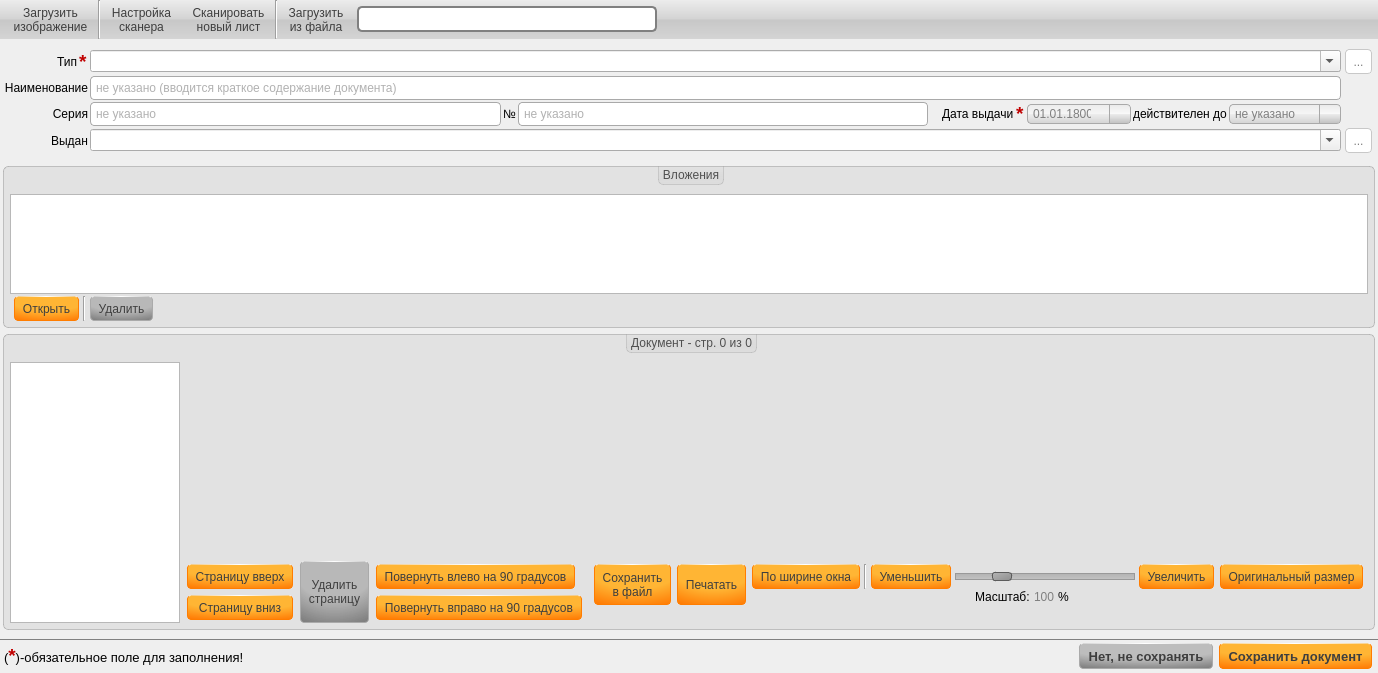
Before: the Qt Designer form DocWidgets/widgets/electrodoc_v2.ui in Eveler/cpp_libs, drawn with Qt 5.
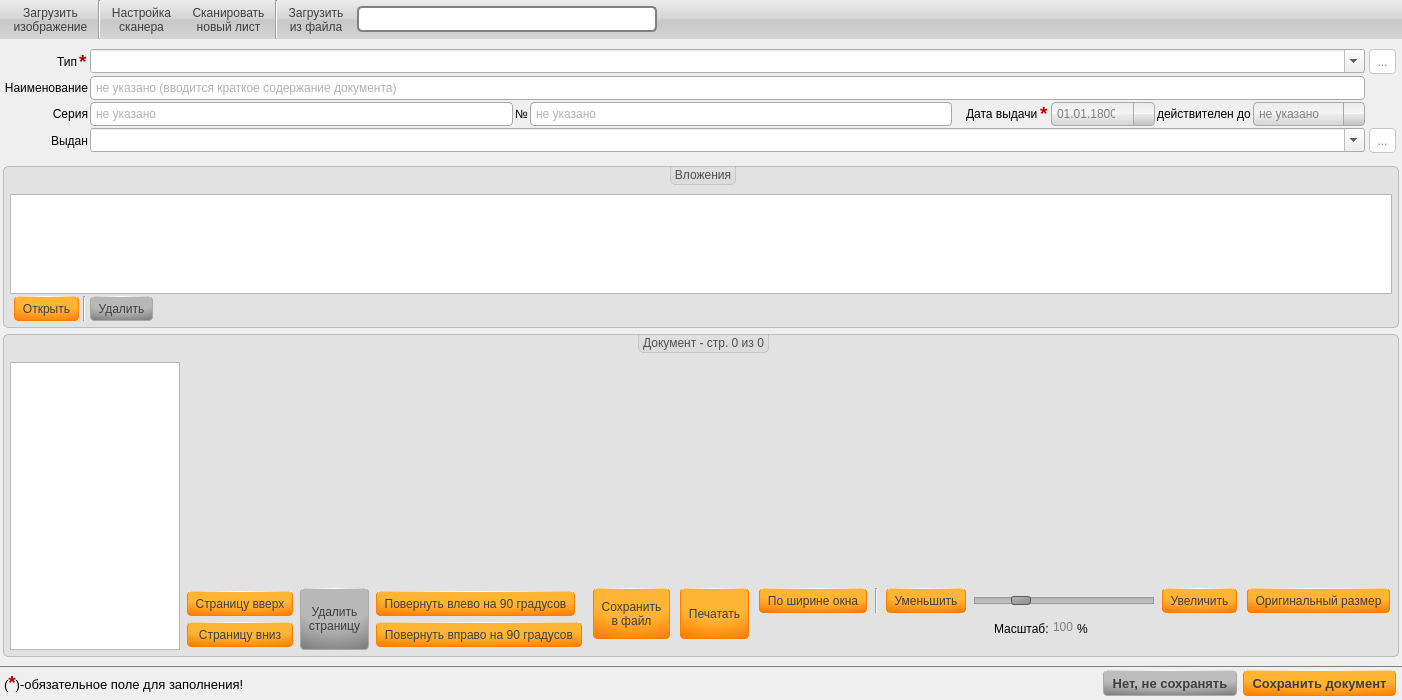
After: the same form once the commit is applied. Icons and pictures are not drawn.

```diff
--- a/DocWidgets/widgets/electrodoc_v2.ui
+++ b/DocWidgets/widgets/electrodoc_v2.ui
@@ -6,8 +6,8 @@
    <rect>
     <x>0</x>
     <y>0</y>
-    <width>916</width>
-    <height>673</height>
+    <width>900</width>
+    <height>700</height>
    </rect>
   </property>
   <property name="windowTitle">
@@ -490,6 +490,7 @@
 	border: 1px solid darkgray;
 	border-radius: 4px;
 	padding: 1px 18px 1px 3px;
+	min-height: 20px;
 	color: gray;
 	background-color: qlineargradient(spread:pad, x1:0, y1:0, x2:0, y2:1, stop:0 rgba(231, 231, 231, 92), stop:0.481 rgba(255, 255, 255, 92), stop:0.52 rgba(230, 230, 230, 91), stop:1 rgba(164, 164, 164, 92));
 }
@@ -767,6 +768,12 @@
       </property>
       <item row="0" column="2" colspan="9">
        <widget class="QComboBox" name="cBox_DocType">
+        <property name="minimumSize">
+         <size>
+          <width>0</width>
+          <height>24</height>
+         </size>
+        </property>
         <property name="editable">
          <bool>true</bool>
         </property>
@@ -811,7 +818,7 @@
         <property name="minimumSize">
          <size>
           <width>101</width>
-          <height>0</height>
+          <height>24</height>
          </size>
         </property>
         <property name="specialValueText">
@@ -851,7 +858,7 @@
         <property name="minimumSize">
          <size>
           <width>103</width>
-          <height>0</height>
+          <height>24</height>
          </size>
         </property>
         <property name="specialValueText">
@@ -878,6 +885,12 @@
       </item>
       <item row="3" column="2" colspan="9">
        <widget class="QComboBox" name="cBox_DocAgency">
+        <property name="minimumSize">
+         <size>
+          <width>0</width>
+          <height>24</height>
+         </size>
+        </property>
         <property name="editable">
          <bool>true</bool>
         </property>
@@ -1159,6 +1172,41 @@
          <property name="spacing">
           <number>2</number>
          </property>
+         <item row="0" column="0" rowspan="3">
+          <widget class="QListWidget" name="lWgt_Pages">
+           <property name="minimumSize">
+            <size>
+             <width>170</width>
+             <height>0</height>
+            </size>
+           </property>
+           <property name="maximumSize">
+            <size>
+             <width>170</width>
+             <height>16777215</height>
+            </size>
+           </property>
+           <property name="editTriggers">
+            <set>QAbstractItemView::NoEditTriggers</set>
+           </property>
+          </widget>
+         </item>
+         <item row="2" column="3">
+          <spacer name="verticalSpacer">
+           <property name="orientation">
+            <enum>Qt::Vertical</enum>
+           </property>
+           <property name="sizeType">
+            <enum>QSizePolicy::Preferred</enum>
+           </property>
+           <property name="sizeHint" stdset="0">
+            <size>
+             <width>20</width>
+             <height>1</height>
+            </size>
+           </property>
+          </spacer>
+         </item>
          <item row="1" column="1" rowspan="2">
           <widget class="QWidget" name="wgt_PageEdit" native="true">
            <property name="sizePolicy">
@@ -1183,19 +1231,6 @@
             <property name="spacing">
              <number>0</number>
             </property>
-            <item row="0" column="3">
-             <spacer name="horizontalSpacer_5">
-              <property name="orientation">
-               <enum>Qt::Horizontal</enum>
-              </property>
-              <property name="sizeHint" stdset="0">
-               <size>
-                <width>20</width>
-                <height>20</height>
-               </size>
-              </property>
-             </spacer>
-            </item>
             <item row="0" column="0">
              <widget class="QWidget" name="widget_4" native="true">
               <layout class="QGridLayout" name="gridLayout_9">
@@ -1350,29 +1385,10 @@
            </layout>
           </widget>
          </item>
-         <item row="0" column="0" rowspan="3">
-          <widget class="QListWidget" name="lWgt_Pages">
-           <property name="minimumSize">
-            <size>
-             <width>170</width>
-             <height>0</height>
-            </size>
-           </property>
-           <property name="maximumSize">
-            <size>
-             <width>170</width>
-             <height>16777215</height>
-            </size>
-           </property>
-           <property name="editTriggers">
-            <set>QAbstractItemView::NoEditTriggers</set>
-           </property>
-          </widget>
-         </item>
-         <item row="1" column="2">
+         <item row="1" column="3">
           <widget class="QWidget" name="wgt_Zoom" native="true">
            <property name="sizePolicy">
-            <sizepolicy hsizetype="Preferred" vsizetype="Fixed">
+            <sizepolicy hsizetype="Fixed" vsizetype="Fixed">
              <horstretch>0</horstretch>
              <verstretch>0</verstretch>
             </sizepolicy>
@@ -1382,24 +1398,105 @@
            </property>
            <layout class="QGridLayout" name="gridLayout_8">
             <property name="leftMargin">
-             <number>3</number>
+             <number>0</number>
             </property>
             <property name="topMargin">
-             <number>3</number>
+             <number>0</number>
             </property>
             <property name="rightMargin">
-             <number>3</number>
+             <number>0</number>
             </property>
             <property name="bottomMargin">
-             <number>3</number>
-            </property>
-            <property name="horizontalSpacing">
-             <number>2</number>
-            </property>
-            <property name="verticalSpacing">
              <number>0</number>
             </property>
-            <item row="0" column="6">
+            <item row="0" column="0" rowspan="2">
+             <widget class="QToolButton" name="tBt_SaveFile">
+              <property name="sizePolicy">
+               <sizepolicy hsizetype="Fixed" vsizetype="Preferred">
+                <horstretch>0</horstretch>
+                <verstretch>0</verstretch>
+               </sizepolicy>
+              </property>
+              <property name="text">
+               <string>Сохранить
+в файл</string>
+              </property>
+              <property name="autoRaise">
+               <bool>true</bool>
+              </property>
+             </widget>
+            </item>
+            <item row="0" column="1" rowspan="2">
+             <widget class="QToolButton" name="tBt_Print">
+              <property name="sizePolicy">
+               <sizepolicy hsizetype="Fixed" vsizetype="Preferred">
+                <horstretch>0</horstretch>
+                <verstretch>0</verstretch>
+               </sizepolicy>
+              </property>
+              <property name="text">
+               <string>Печатать</string>
+              </property>
+              <property name="icon">
+               <iconset resource="electrodoc_icons.qrc">
+                <normaloff>:/icons/fileprint.png</normaloff>:/icons/fileprint.png</iconset>
+              </property>
+              <property name="toolButtonStyle">
+               <enum>Qt::ToolButtonTextUnderIcon</enum>
+              </property>
+             </widget>
+            </item>
+            <item row="0" column="2">
+             <widget class="QToolButton" name="tBt_FitWidth">
+              <property name="toolTip">
+               <string>По ширине окна</string>
+              </property>
+              <property name="text">
+               <string>По ширине окна</string>
+              </property>
+              <property name="icon">
+               <iconset resource="electrodoc_icons.qrc">
+                <normaloff>:/icons/old-zoom-best-fit.png</normaloff>:/icons/old-zoom-best-fit.png</iconset>
+              </property>
+              <property name="iconSize">
+               <size>
+                <width>24</width>
+                <height>24</height>
+               </size>
+              </property>
+             </widget>
+            </item>
+            <item row="0" column="3">
+             <widget class="Line" name="line">
+              <property name="orientation">
+               <enum>Qt::Vertical</enum>
+              </property>
+             </widget>
+            </item>
+            <item row="0" column="4">
+             <widget class="QToolButton" name="tBt_ZoomOut">
+              <property name="toolTip">
+               <string>Уменьшить</string>
+              </property>
+              <property name="text">
+               <string>Уменьшить</string>
+              </property>
+              <property name="icon">
+               <iconset resource="electrodoc_icons.qrc">
+                <normaloff>:/icons/old-zoom-out.png</normaloff>:/icons/old-zoom-out.png</iconset>
+              </property>
+              <property name="iconSize">
+               <size>
+                <width>24</width>
+                <height>24</height>
+               </size>
+              </property>
+              <property name="autoRaise">
+               <bool>true</bool>
+              </property>
+             </widget>
+            </item>
+            <item row="0" column="5">
              <widget class="QSlider" name="hSlider_Scale">
               <property name="minimumSize">
                <size>
@@ -1460,30 +1557,7 @@
               </property>
              </widget>
             </item>
-            <item row="0" column="5">
-             <widget class="QToolButton" name="tBt_ZoomOut">
-              <property name="toolTip">
-               <string>Уменьшить</string>
-              </property>
-              <property name="text">
-               <string>Уменьшить</string>
-              </property>
-              <property name="icon">
-               <iconset resource="electrodoc_icons.qrc">
-                <normaloff>:/icons/old-zoom-out.png</normaloff>:/icons/old-zoom-out.png</iconset>
-              </property>
-              <property name="iconSize">
-               <size>
-                <width>24</width>
-                <height>24</height>
-               </size>
-              </property>
-              <property name="autoRaise">
-               <bool>true</bool>
-              </property>
-             </widget>
-            </item>
-            <item row="0" column="7">
+            <item row="0" column="6">
              <widget class="QToolButton" name="tBt_ZoomIn">
               <property name="toolTip">
                <string>Увеличить</string>
@@ -1506,7 +1580,27 @@
               </property>
              </widget>
             </item>
-            <item row="1" column="6">
+            <item row="0" column="7">
+             <widget class="QToolButton" name="tBt_OriginalZoom">
+              <property name="toolTip">
+               <string>Оригинальный размер</string>
+              </property>
+              <property name="text">
+               <string>Оригинальный размер</string>
+              </property>
+              <property name="icon">
+               <iconset resource="electrodoc_icons.qrc">
+                <normaloff>:/icons/old-zoom-original.png</normaloff>:/icons/old-zoom-original.png</iconset>
+              </property>
+              <property name="iconSize">
+               <size>
+                <width>24</width>
+                <height>24</height>
+               </size>
+              </property>
+             </widget>
+            </item>
+            <item row="1" column="5">
              <widget class="QWidget" name="widget_3" native="true">
               <property name="sizePolicy">
                <sizepolicy hsizetype="Preferred" vsizetype="Fixed">
@@ -1610,110 +1704,10 @@
               </layout>
              </widget>
             </item>
-            <item row="0" column="4">
-             <widget class="Line" name="line">
-              <property name="orientation">
-               <enum>Qt::Vertical</enum>
-              </property>
-             </widget>
-            </item>
-            <item row="0" column="3">
-             <widget class="QToolButton" name="tBt_FitWidth">
-              <property name="toolTip">
-               <string>По ширине окна</string>
-              </property>
-              <property name="text">
-               <string>По ширине окна</string>
-              </property>
-              <property name="icon">
-               <iconset resource="electrodoc_icons.qrc">
-                <normaloff>:/icons/old-zoom-best-fit.png</normaloff>:/icons/old-zoom-best-fit.png</iconset>
-              </property>
-              <property name="iconSize">
-               <size>
-                <width>24</width>
-                <height>24</height>
-               </size>
-              </property>
-             </widget>
-            </item>
-            <item row="0" column="8">
-             <widget class="QToolButton" name="tBt_OriginalZoom">
-              <property name="toolTip">
-               <string>Оригинальный размер</string>
-              </property>
-              <property name="text">
-               <string>Оригинальный размер</string>
-              </property>
-              <property name="icon">
-               <iconset resource="electrodoc_icons.qrc">
-                <normaloff>:/icons/old-zoom-original.png</normaloff>:/icons/old-zoom-original.png</iconset>
-              </property>
-              <property name="iconSize">
-               <size>
-                <width>24</width>
-                <height>24</height>
-               </size>
-              </property>
-             </widget>
-            </item>
-            <item row="0" column="2" rowspan="2">
-             <widget class="QToolButton" name="tBt_Print">
-              <property name="sizePolicy">
-               <sizepolicy hsizetype="Fixed" vsizetype="Preferred">
-                <horstretch>0</horstretch>
-                <verstretch>0</verstretch>
-               </sizepolicy>
-              </property>
-              <property name="text">
-               <string>Печатать</string>
-              </property>
-              <property name="icon">
-               <iconset resource="electrodoc_icons.qrc">
-                <normaloff>:/icons/fileprint.png</normaloff>:/icons/fileprint.png</iconset>
-              </property>
-              <property name="toolButtonStyle">
-               <enum>Qt::ToolButtonTextUnderIcon</enum>
-              </property>
-             </widget>
-            </item>
-            <item row="0" column="1" rowspan="2">
-             <widget class="QToolButton" name="tBt_SaveFile">
-              <property name="sizePolicy">
-               <sizepolicy hsizetype="Fixed" vsizetype="Preferred">
-                <horstretch>0</horstretch>
-                <verstretch>0</verstretch>
-               </sizepolicy>
-              </property>
-              <property name="text">
-               <string>Сохранить
-в файл</string>
-              </property>
-              <property name="autoRaise">
-               <bool>true</bool>
-              </property>
-             </widget>
-            </item>
            </layout>
           </widget>
          </item>
-         <item row="2" column="2">
-          <spacer name="verticalSpacer">
-           <property name="orientation">
-            <enum>Qt::Vertical</enum>
-           </property>
-           <property name="sizeType">
-            <enum>QSizePolicy::Preferred</enum>
-           </property>
-           <property name="sizeHint" stdset="0">
-            <size>
-             <width>20</width>
-             <height>1</height>
-            </size>
-           </property>
-          </spacer>
-         </item>
-         <item row="0" column="1" colspan="2">
+         <item row="0" column="1" colspan="3">
           <widget class="QWidget" name="wgt_Pages" native="true">
            <property name="sizePolicy">
             <sizepolicy hsizetype="Expanding" vsizetype="Expanding">
@@ -1723,6 +1717,19 @@
            </property>
           </widget>
          </item>
+         <item row="1" column="2">
+          <spacer name="horizontalSpacer_5">
+           <property name="orientation">
+            <enum>Qt::Horizontal</enum>
+           </property>
+           <property name="sizeHint" stdset="0">
+            <size>
+             <width>20</width>
+             <height>20</height>
+            </size>
+           </property>
+          </spacer>
+         </item>
         </layout>
        </widget>
       </item>
```
Left out of the diff: 2 changed lines with no effect on the pictures.
